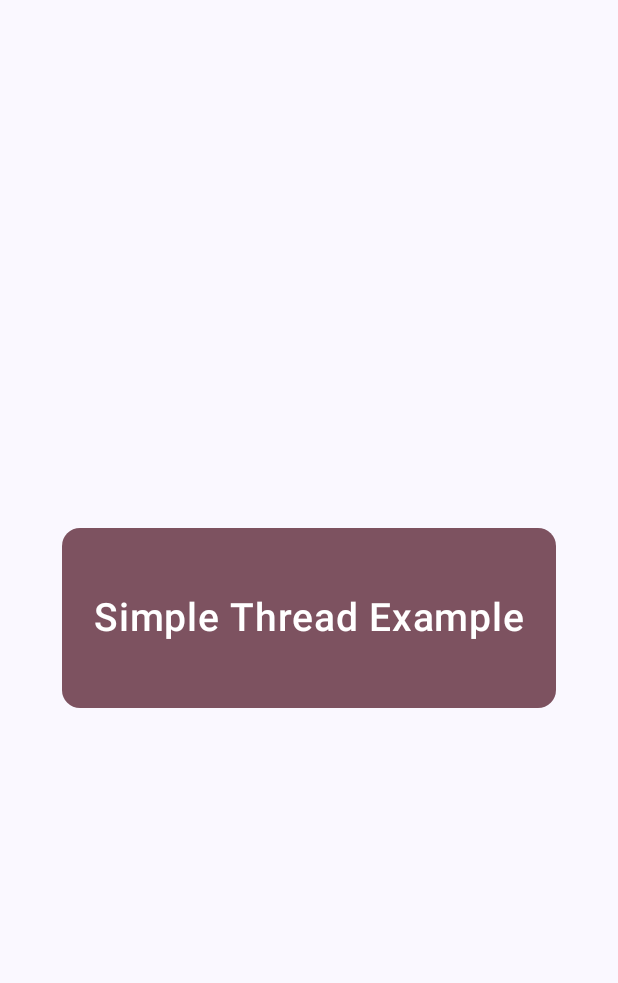
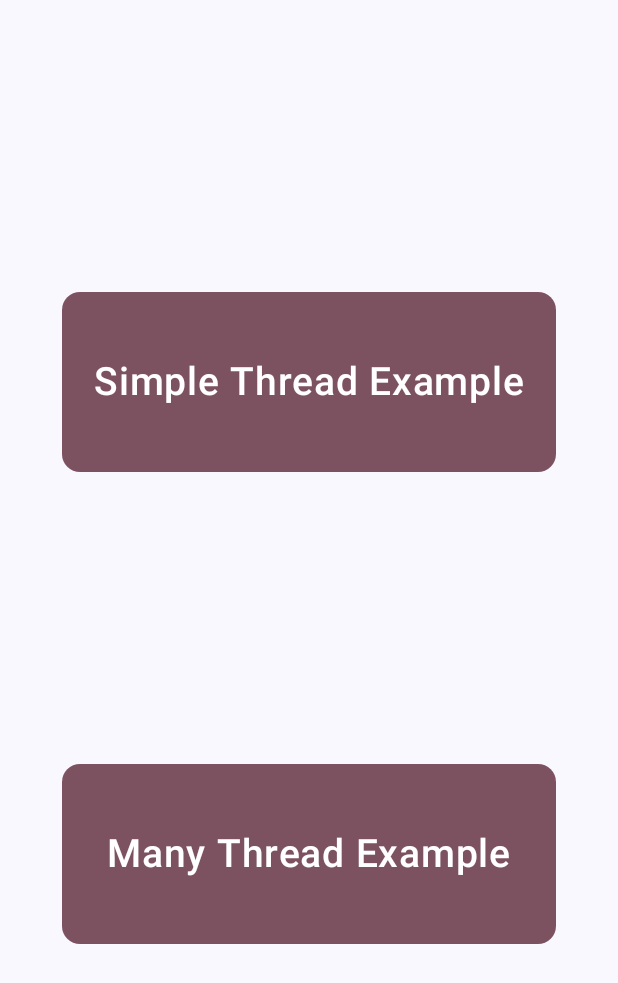
Before and after one commit to arad-sheybak/Modern-Android-Concurrency-Guide, an Android app built with Jetpack Compose: the ThreadingScreen screen opened through its navigation route, on a phone screen of 412 x 824 dp. Shown: the top 983 px of the screen. Run offline under Robolectric (Android 15) with nearby library versions, the phone set to English and light mode, and no system bars.

Commit message:
feat:many thread example added completely

```diff
--- a/app/src/main/java/com/aradsheybak/muli_threading/NavGraph.kt
+++ b/app/src/main/java/com/aradsheybak/muli_threading/NavGraph.kt
@@ -9,6 +9,7 @@ import com.aradsheybak.muli_threading.screens.coroutine.CoroutineScreen
 import com.aradsheybak.muli_threading.screens.flow.FlowScreen
 import com.aradsheybak.muli_threading.screens.MainScreen
 import com.aradsheybak.muli_threading.screens.threading.ThreadingScreen
+import com.aradsheybak.threading.basics.ManyThreadsExample
 import com.aradsheybak.threading.basics.SimpleThreadingExample
 
 @Composable
@@ -36,5 +37,8 @@ fun AppNavHost(navController: NavHostController, modifier: Modifier = Modifier)
         composable (Screen.simpleThreadExample.route){
             SimpleThreadingExample()
         }
+        composable(Screen.manyThreadExample.route) {
+            ManyThreadsExample()
+        }
     }
 }
--- a/app/src/main/java/com/aradsheybak/muli_threading/Screen.kt
+++ b/app/src/main/java/com/aradsheybak/muli_threading/Screen.kt
@@ -7,5 +7,6 @@ sealed class Screen(val route: String) {
     object flow : Screen("flow")
 
     object simpleThreadExample:Screen("simpleThreadExample")
+    object manyThreadExample: Screen("manyThreadExample")
 
 }
--- a/app/src/main/java/com/aradsheybak/muli_threading/screens/threading/ThreadingScreen.kt
+++ b/app/src/main/java/com/aradsheybak/muli_threading/screens/threading/ThreadingScreen.kt
@@ -47,5 +47,24 @@ fun ThreadingScreen(navController: NavController) {
             )
         }
 
+        Box(
+            modifier = Modifier
+                .clickable {
+                    navController.navigate(Screen.manyThreadExample.route)
+                }
+                .fillMaxWidth(0.8f)
+                .height(120.dp)
+                .background(color = Pink40, shape = RoundedCornerShape(12.dp)),
+            contentAlignment = Alignment.Center
+        ) {
+            Text(
+                text = "Many Thread Example",
+                color = colorResource(R.color.white),
+                fontSize = 26.sp,
+                fontWeight = FontWeight.W600
+            )
+        }
+
+
     }
 }
```
Also changed, not shown: threading/src/main/java/com/aradsheybak/threading/basics/ManyThreadsExample.kt (added, +41 -0 lines), threading/src/main/java/com/aradsheybak/threading/basics/RunManyThreads.kt (added, +20 -0 lines).
